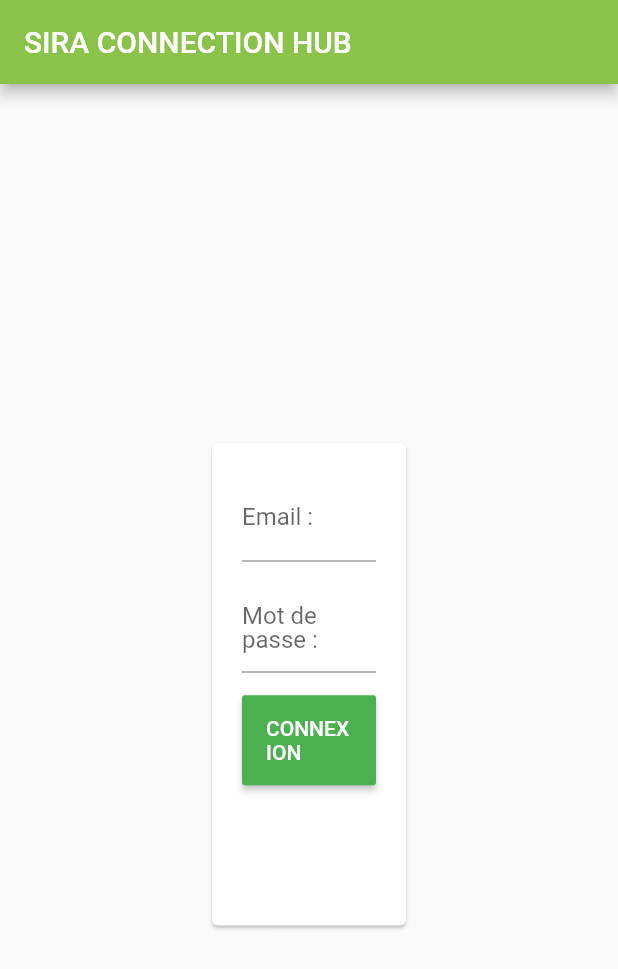
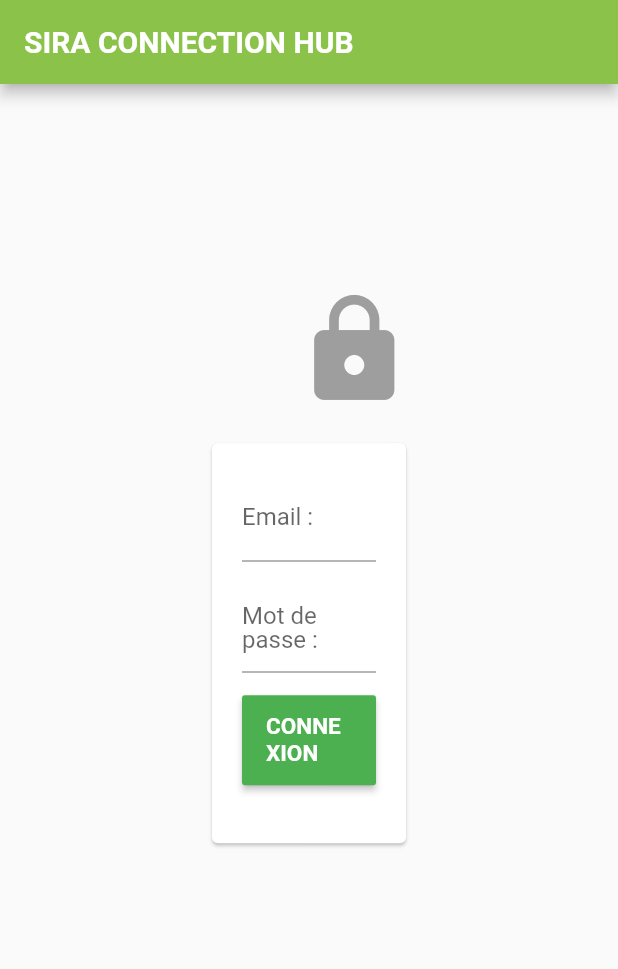
Before and after one commit to kennest/sira_base, a Flutter app: the screen it shows after launch, on a phone screen of 412 x 824 dp. Shown: the top 969 px of the screen. Run offline on Flutter 3.47's test engine with Material 2 defaults, Android fonts, the light colour scheme and no system bars; drawn by our look-alikes of flutter_form_builder; our stand-ins replace data_table_2, dio, fl_chart, get, get_it, google_fonts and 1 more; missing offline and left inert: dio_http_cache, flutter_admin_scaffold; statements that could not run were skipped.

Commit message:
Login Page redesigned

```diff
--- a/lib/pages/auth/login_page.dart
+++ b/lib/pages/auth/login_page.dart
@@ -2,6 +2,7 @@ import 'package:flutter/material.dart';
 import 'package:flutter_form_builder/flutter_form_builder.dart';
 import 'package:get/get.dart';
 import 'package:get_it/get_it.dart';
+import 'package:google_fonts/google_fonts.dart';
 import 'package:sira_base/services/auth_service.dart';
 import 'package:sira_base/utilities/logger.dart';
 
@@ -36,19 +37,33 @@ class _LoginPageState extends State<LoginPage> {
   Widget build(BuildContext context) {
     return Scaffold(
         appBar: AppBar(
-          title: const Text("SIRA CONNECTION HUB"),
+          title: Text(
+            "SIRA CONNECTION HUB",
+            style:
+                GoogleFonts.aBeeZee(fontSize: 20, fontWeight: FontWeight.bold),
+          ),
           backgroundColor: Colors.lightGreen,
         ),
         body: Stack(
           alignment: Alignment.center,
           children: [
             Positioned(
+                top: MediaQuery.of(context).size.height / 6,
+                left: MediaQuery.of(context).size.width / 2.1,
+                child: Align(
+                    alignment: Alignment.center,
+                    child: Icon(
+                      Icons.lock,
+                      size: 80,
+                      color: Colors.grey,
+                    ))),
+            Positioned(
                 top: MediaQuery.of(context).size.height / 3.5,
                 left: MediaQuery.of(context).size.width / 3,
                 child: Align(
                   alignment: Alignment.center,
                   child: LimitedBox(
-                    maxHeight: MediaQuery.of(context).size.height / 2.5,
+                    maxHeight: MediaQuery.of(context).size.height / 3,
                     maxWidth: MediaQuery.of(context).size.width / 3,
                     child: Card(
                       child: Padding(
@@ -83,8 +98,10 @@ class _LoginPageState extends State<LoginPage> {
                                             .secondary,
                                         child: Text(
                                           "Connexion".toUpperCase(),
-                                          style: const TextStyle(
-                                              color: Colors.white),
+                                          style: GoogleFonts.aBeeZee(
+                                              fontSize: 15,
+                                              color: Colors.white,
+                                              fontWeight: FontWeight.bold),
                                         ),
                                         onPressed: () async {
                                           _formKey.currentState!.save();
```
